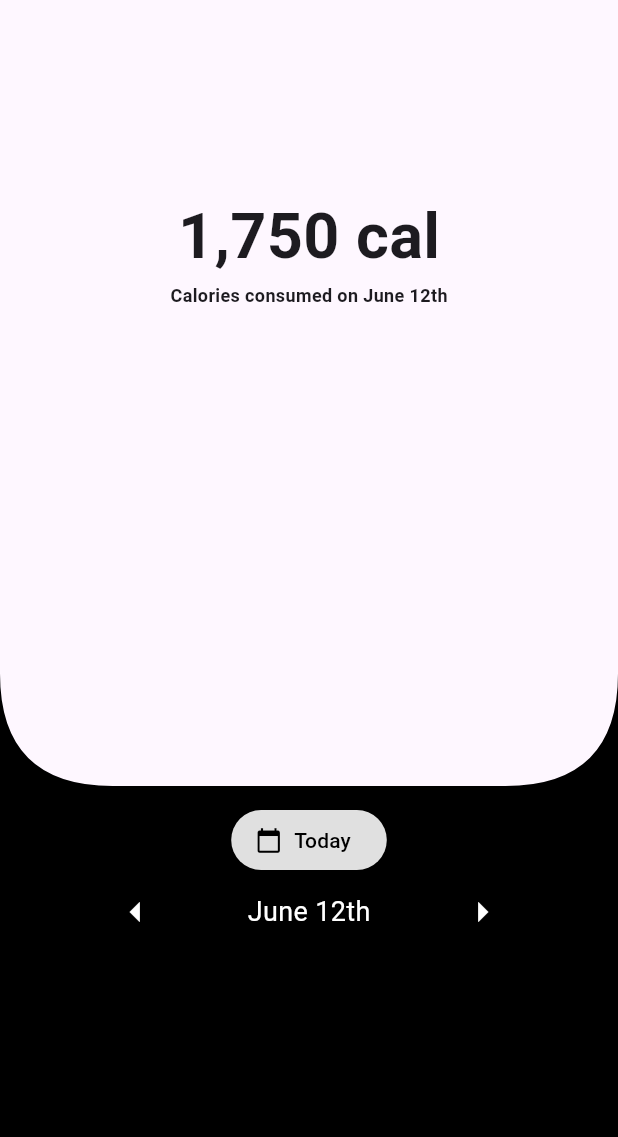
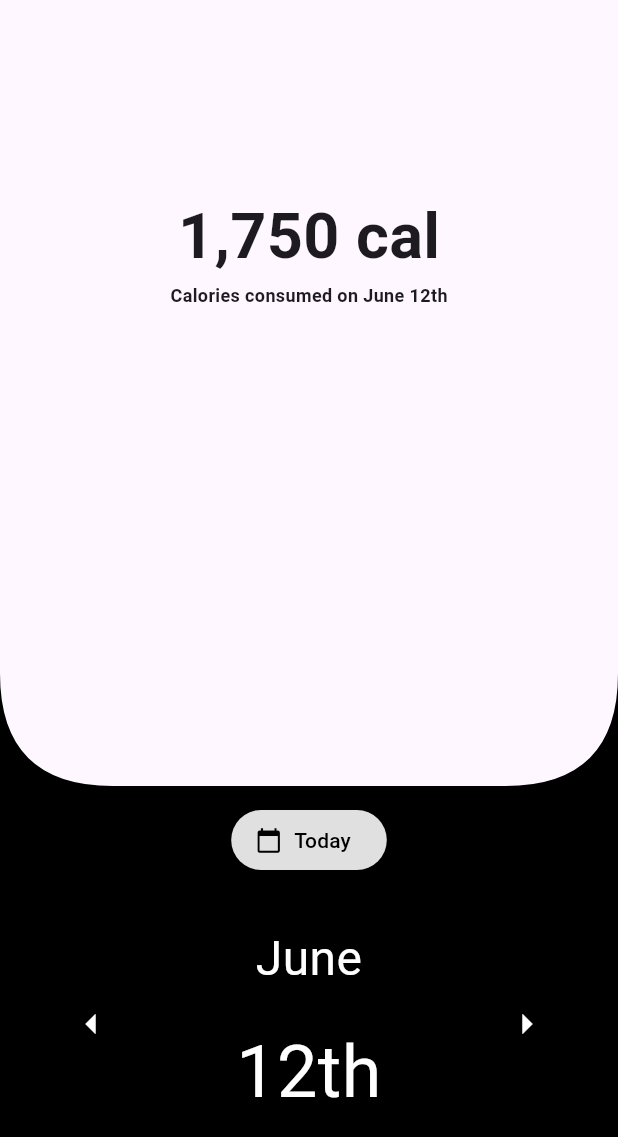
Before and after one commit to jackkslash/kaloria, a Flutter app: the screen it shows after launch, item 2 of the bottom bar chosen, after a tap on the "arrow downward" icon, after a tap on "Today", on a phone screen of 412 x 824 dp. Shown: the top 1137 px of the screen. Run offline on Flutter 3.47's test engine with Material 3 defaults, Android fonts, the phone set to English and light mode, and no system bars; our stand-ins replace flutter_riverpod, go_router, riverpod_annotation; generated files the repository leaves out were written again.

Commit message:
Navbar state

```diff
--- /dev/null
+++ b/lib/contorller/navbar_controller.dart
@@ -0,0 +1,15 @@
+import 'package:kaloria/models/navbar.dart';
+import 'package:riverpod_annotation/riverpod_annotation.dart';
+
+part 'navbar_controller.g.dart';
+
+@riverpod
+class NavBar extends _$NavBar {
+  @override
+  NavBarState build() => const NavBarState();
+
+  void expandDate() => state = state.copyWith(expanded: ExpandedSection.date);
+  void expandScan() => state = state.copyWith(expanded: ExpandedSection.scan);
+  void expandAdd() => state = state.copyWith(expanded: ExpandedSection.add);
+  void collapseAll() => state = state.copyWith(expanded: ExpandedSection.none);
+}
--- /dev/null
+++ b/lib/models/navbar.dart
@@ -0,0 +1,24 @@
+enum ExpandedSection { none, date, scan, add }
+
+class NavBarState {
+  final ExpandedSection expanded;
+
+  const NavBarState({this.expanded = ExpandedSection.none});
+
+  double get currentHeight {
+    switch (expanded) {
+      case ExpandedSection.date:
+        return 300.0;
+      case ExpandedSection.scan:
+        return 400.0;
+      case ExpandedSection.add:
+        return 300.0;
+      default:
+        return 125.0;
+    }
+  }
+
+  NavBarState copyWith({ExpandedSection? expanded}) {
+    return NavBarState(expanded: expanded ?? this.expanded);
+  }
+}
--- a/lib/screens/home.dart
+++ b/lib/screens/home.dart
@@ -1,6 +1,7 @@
 import 'package:flutter/material.dart';
 import 'package:flutter_riverpod/flutter_riverpod.dart';
 import 'package:kaloria/contorller/date_controller.dart';
+import 'package:kaloria/contorller/navbar_controller.dart';
 import 'package:kaloria/utils/date_format.dart';
 
 class HomePage extends ConsumerWidget {
@@ -10,7 +11,13 @@ class HomePage extends ConsumerWidget {
   Widget build(BuildContext context, WidgetRef ref) {
     final selectedDate = ref.watch(selectedDateProvider);
 
-    return Scaffold(
+    return GestureDetector(
+      behavior:
+          HitTestBehavior.opaque, // ensures taps register even on empty areas
+      onTap: () {
+        ref.read(navBarProvider.notifier).collapseAll();
+      },
+      child: Scaffold(
         body: SingleChildScrollView(
           child: Padding(
             padding: const EdgeInsets.only(top: 128),
@@ -32,6 +39,7 @@ class HomePage extends ConsumerWidget {
             ),
           ),
         ),
+      ),
     );
   }
 }
--- /dev/null
+++ b/lib/utils/curver_drawer.dart
@@ -0,0 +1,22 @@
+import 'package:flutter/material.dart';
+
+class CurvedCornerPainter extends CustomPainter {
+  @override
+  void paint(Canvas canvas, Size size) {
+    final paint = Paint()
+      ..color = Colors.black
+      ..style = PaintingStyle.fill;
+
+    final path = Path()
+      ..moveTo(0, 0)
+      ..lineTo(0, size.height)
+      ..lineTo(size.width, size.height)
+      ..quadraticBezierTo(0, size.height, 0, 0)
+      ..close();
+
+    canvas.drawPath(path, paint);
+  }
+
+  @override
+  bool shouldRepaint(CustomPainter oldDelegate) => false;
+}
--- a/lib/widgets/expanded_bottom_nav.dart
+++ b/lib/widgets/expanded_bottom_nav.dart
@@ -2,6 +2,9 @@ import 'package:flutter/material.dart';
 import 'package:flutter_riverpod/flutter_riverpod.dart';
 import 'package:go_router/go_router.dart';
 import 'package:kaloria/contorller/date_controller.dart';
+import 'package:kaloria/contorller/navbar_controller.dart';
+import 'package:kaloria/models/navbar.dart';
+import 'package:kaloria/utils/curver_drawer.dart';
 import 'package:kaloria/utils/date_format.dart';
 
 class ExpandableBottomNav extends ConsumerStatefulWidget {
@@ -14,34 +17,27 @@ class ExpandableBottomNav extends ConsumerStatefulWidget {
 
 class _ExpandableBottomNavState extends ConsumerState<ExpandableBottomNav> {
   static const _animationDuration = Duration(milliseconds: 200);
-  static const _collapsedHeight = 125.0;
-  static const _expandedDateHeight = 300.0;
-  static const _expandedScanHeight = 400.0;
-  static const _expandedAddHeight = 300.0;
 
-  bool _expandedDate = false;
-  bool _expandedScan = false;
-  bool _expandedAdd = false;
-
-  double get _currentHeight {
-    if (_expandedDate) return _expandedDateHeight;
-    if (_expandedScan) return _expandedScanHeight;
-    if (_expandedAdd) return _expandedAddHeight;
-    return _collapsedHeight;
+  Widget _getCurrentContent(NavBarState state, WidgetRef ref) {
+    switch (state.expanded) {
+      case ExpandedSection.date:
+        return _buildExpandedDateContent(state, ref);
+      case ExpandedSection.scan:
+        return _buildExpandedScanContent(state);
+      case ExpandedSection.add:
+        return _buildExpandedAddContent(state);
+      default:
+        return _buildCollapsedContent(state, ref);
     }
-
-  Widget _getCurrentContent(WidgetRef ref) {
-    if (_expandedDate) return _buildExpandedDateContent(ref);
-    if (_expandedScan) return _buildExpandedScanContent();
-    if (_expandedAdd) return _buildExpandedAddContent();
-    return _buildCollapsedContent(ref);
   }
 
   @override
   Widget build(BuildContext context) {
+    final state = ref.watch(navBarProvider);
+
     return AnimatedContainer(
       duration: _animationDuration,
-      height: _currentHeight,
+      height: state.currentHeight,
       curve: Curves.easeInOutCubic,
       color: Colors.grey,
       child: Stack(
@@ -50,7 +46,7 @@ class _ExpandableBottomNavState extends ConsumerState<ExpandableBottomNav> {
           BottomAppBar(
             color: Colors.black,
             height: double.infinity,
-            child: _getCurrentContent(ref),
+            child: _getCurrentContent(state, ref),
           ),
           _buildCurve(),
         ],
@@ -58,21 +54,25 @@ class _ExpandableBottomNavState extends ConsumerState<ExpandableBottomNav> {
     );
   }
 
-  Widget _buildExpandedDateContent(WidgetRef ref) {
+  Widget _buildExpandedDateContent(NavBarState state, WidgetRef ref) {
     final selectedDate = ref.watch(selectedDateProvider);
+
+    final formattedDate = formatDateManual(selectedDate);
+    final dateParts = formattedDate.split(' ');
+
     return SingleChildScrollView(
       child: Column(
         mainAxisSize: MainAxisSize.max,
         children: [
-          Align(alignment: Alignment.center, child: _buildToggleButton()),
-          Row(
+          Align(alignment: Alignment.center, child: _buildToggleButton(state)),
+          Padding(
+            padding: const EdgeInsets.only(top: 32.0),
+            child: Row(
               mainAxisAlignment: MainAxisAlignment.spaceEvenly,
               children: [
                 IconButton(
                   onPressed: () {
-                  setState(() {
                     ref.read(selectedDateProvider.notifier).previousDay();
-                  });
                   },
                   icon: const Icon(
                     Icons.arrow_left,
@@ -80,19 +80,44 @@ class _ExpandableBottomNavState extends ConsumerState<ExpandableBottomNav> {
                     size: 32,
                   ),
                 ),
+                GestureDetector(
+                  onHorizontalDragEnd: (details) {
+                    if (details.primaryVelocity! > 0) {
+                      // Swipe right
+                      ref.read(selectedDateProvider.notifier).previousDay();
+                    } else if (details.primaryVelocity! < 0) {
+                      // Swipe left
+                      ref.read(selectedDateProvider.notifier).nextDay();
+                    }
+                  },
+                  child: SizedBox(
+                    width: 200, // Fixed width
+                    child: Column(
+                      children: [
                         Text(
-                formatDateManual(selectedDate),
+                          dateParts.isNotEmpty ? dateParts[0] : '',
                           style: const TextStyle(
                             color: Colors.white,
-                  fontSize: 18,
-                ), // Increased font size
+                            fontSize: 32,
+                          ),
                           textAlign: TextAlign.center,
+                        ),
+                        SizedBox(height: 18),
+                        Text(
+                          dateParts.length > 1 ? dateParts[1] : '',
+                          style: const TextStyle(
+                            color: Colors.white,
+                            fontSize: 48,
+                          ),
+                          textAlign: TextAlign.center,
+                        ),
+                      ],
+                    ),
+                  ),
                 ),
                 IconButton(
                   onPressed: () {
-                  setState(() {
                     ref.read(selectedDateProvider.notifier).nextDay();
-                  });
                   },
                   icon: const Icon(
                     Icons.arrow_right,
@@ -102,137 +127,138 @@ class _ExpandableBottomNavState extends ConsumerState<ExpandableBottomNav> {
                 ),
               ],
             ),
+          ),
         ],
       ),
     );
   }
 
-  Widget _buildExpandedScanContent() {
+  Widget _buildExpandedScanContent(NavBarState state) {
     return Column(
       mainAxisSize: MainAxisSize.min,
-      children: [Align(alignment: Alignment.center, child: _buildScanButton())],
+      children: [
+        Align(alignment: Alignment.center, child: _buildScanButton(state)),
+      ],
     );
   }
 
-  Widget _buildExpandedAddContent() {
+  Widget _buildExpandedAddContent(NavBarState state) {
     return Column(
       mainAxisSize: MainAxisSize.min,
-      children: [Align(alignment: Alignment.center, child: _buildAddButton())],
+      children: [
+        Align(alignment: Alignment.center, child: _buildAddButton(state)),
+      ],
     );
   }
 
-  Widget _buildCollapsedContent(WidgetRef ref) {
+  Widget _buildCollapsedContent(NavBarState state, WidgetRef ref) {
     final selectedDate = ref.watch(selectedDateProvider);
-
     return Padding(
       padding: const EdgeInsets.symmetric(horizontal: 32.0),
       child: Row(
         mainAxisAlignment: MainAxisAlignment.spaceBetween,
         children: [
-          if (DateTime.now().day != selectedDate.day) _buildReturnButton(),
-          _buildToggleButton(),
-          _buildScanButton(),
-          _buildAddButton(),
+          if (DateTime.now().day != selectedDate.day) _buildReturnButton(state),
+          _buildToggleButton(state),
+          _buildScanButton(state),
+          _buildAddButton(state),
         ],
       ),
     );
   }
 
-  void _toggleDateExpanded() {
-    setState(() {
-      _expandedDate = !_expandedDate;
-      if (_expandedDate) {
-        _expandedScan = false;
-        _expandedAdd = false;
-        context.go('/home'); // Navigate to the date page
+  void _toggleDateExpanded(NavBarState state) {
+    final notifier = ref.read(navBarProvider.notifier);
+    if (state.expanded != ExpandedSection.date) {
+      notifier.expandDate();
+      context.go('/home');
+    } else {
+      notifier.collapseAll();
     }
-    });
   }
 
-  void _toggleScanExpanded() {
-    setState(() {
-      _expandedScan = !_expandedScan;
-      if (_expandedScan) {
-        _expandedDate = false;
-        _expandedAdd = false;
+  void _toggleScanExpanded(NavBarState state) {
+    final notifier = ref.read(navBarProvider.notifier);
+    if (state.expanded != ExpandedSection.scan) {
+      notifier.expandScan();
       context.go('/scan');
     } else {
+      notifier.collapseAll();
       context.go('/home');
     }
-    });
   }
 
-  void _toggleAddExpanded() {
-    setState(() {
-      _expandedAdd = !_expandedAdd;
-      if (_expandedAdd) {
-        _expandedDate = false;
-        _expandedScan = false;
+  void _toggleAddExpanded(NavBarState state) {
+    final notifier = ref.read(navBarProvider.notifier);
+    if (state.expanded != ExpandedSection.add) {
+      notifier.expandAdd();
       context.go('/add');
     } else {
+      notifier.collapseAll();
       context.go('/home');
     }
-    });
   }
 
-  Widget _buildToggleButton() {
+  Widget _buildToggleButton(NavBarState state) {
     return ElevatedButton.icon(
-      onPressed: () {
-        _toggleDateExpanded();
-      },
+      onPressed: () => _toggleDateExpanded(state),
       icon: const Icon(Icons.calendar_today, color: Colors.black),
       label: const Text('Today', style: TextStyle(color: Colors.black)),
       style: ElevatedButton.styleFrom(
-        backgroundColor: _expandedDate ? Colors.grey[300] : Colors.white,
+        backgroundColor: state.expanded == ExpandedSection.date
+            ? Colors.grey[300]
+            : Colors.white,
       ),
     );
   }
 
-  Widget _buildAddButton() {
+  Widget _buildAddButton(NavBarState state) {
     return ElevatedButton.icon(
-      onPressed: () {
-        _toggleAddExpanded();
-      },
-      icon: _expandedAdd ? null : Icon(Icons.add, color: Colors.black),
+      onPressed: () => _toggleAddExpanded(state),
+      icon: state.expanded == ExpandedSection.add
+          ? null
+          : const Icon(Icons.add, color: Colors.black),
       label: Text(
-        _expandedAdd ? 'Back' : 'Add',
-        style: TextStyle(color: Colors.black),
+        state.expanded == ExpandedSection.add ? 'Back' : 'Add',
+        style: const TextStyle(color: Colors.black),
       ),
       style: ElevatedButton.styleFrom(
-        backgroundColor: _expandedAdd ? Colors.grey[300] : Colors.white,
+        backgroundColor: state.expanded == ExpandedSection.add
+            ? Colors.grey[300]
+            : Colors.white,
       ),
     );
   }
 
-  Widget _buildScanButton() {
+  Widget _buildScanButton(NavBarState state) {
     return ElevatedButton(
-      onPressed: () {
-        _toggleScanExpanded();
-      },
+      onPressed: () => _toggleScanExpanded(state),
       style: ElevatedButton.styleFrom(
-        backgroundColor: _expandedScan ? Colors.grey[300] : Colors.white,
+        backgroundColor: state.expanded == ExpandedSection.scan
+            ? Colors.grey[300]
+            : Colors.white,
         padding: EdgeInsets.zero,
         tapTargetSize: MaterialTapTargetSize.shrinkWrap,
-        shape: CircleBorder(),
+        shape: const CircleBorder(),
       ),
-      child: _expandedScan
-          ? Icon(Icons.arrow_downward)
-          : Icon(Icons.camera_alt, color: Colors.black),
+      child: state.expanded == ExpandedSection.scan
+          ? const Icon(Icons.arrow_downward)
+          : const Icon(Icons.camera_alt, color: Colors.black),
     );
   }
 
-  Widget _buildReturnButton() {
+  Widget _buildReturnButton(NavBarState state) {
     return ElevatedButton(
       onPressed: () {
         ref.read(selectedDateProvider.notifier).todayDay();
       },
       style: ElevatedButton.styleFrom(
-        backgroundColor: _expandedScan ? Colors.grey[300] : Colors.white,
+        backgroundColor: Colors.white,
         padding: EdgeInsets.zero,
         tapTargetSize: MaterialTapTargetSize.shrinkWrap,
-        shape: CircleBorder(),
+        shape: const CircleBorder(),
       ),
-      child: Icon(Icons.arrow_left),
+      child: const Icon(Icons.arrow_left),
     );
   }
 
@@ -257,24 +283,3 @@ class _ExpandableBottomNavState extends ConsumerState<ExpandableBottomNav> {
     );
   }
 }
-
-class CurvedCornerPainter extends CustomPainter {
-  @override
-  void paint(Canvas canvas, Size size) {
-    final paint = Paint()
-      ..color = Colors.black
-      ..style = PaintingStyle.fill;
-
-    final path = Path()
-      ..moveTo(0, 0)
-      ..lineTo(0, size.height)
-      ..lineTo(size.width, size.height)
-      ..quadraticBezierTo(0, size.height, 0, 0)
-      ..close();
-
-    canvas.drawPath(path, paint);
-  }
-
-  @override
-  bool shouldRepaint(CustomPainter oldDelegate) => false;
-}
```
Also changed, not shown: lib/contorller/navbar_controller.g.dart (added). Lines whose indentation alone changed are shown as unchanged.
